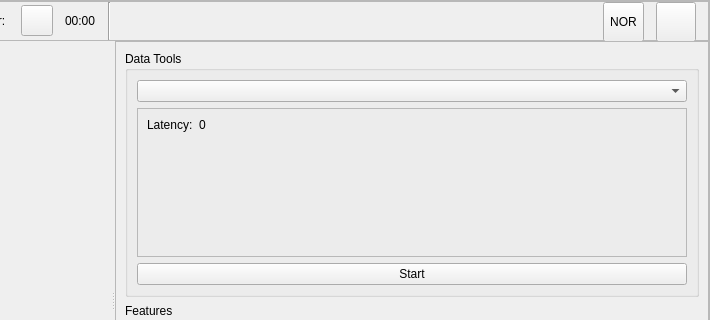
Above: nsys/ui/app.ui from Raghav67816/NID-24 before the change; both pictures show x 90 to 800 and y 0 to 320 of the 800 by 600 pixel window. Below: the same form after it.
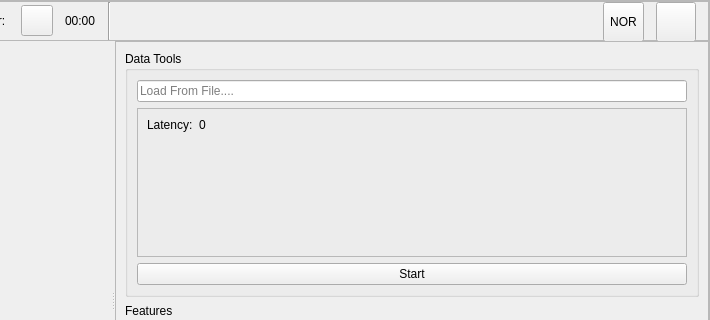
That is the form after the change. Icons and pictures are not drawn.

```diff
--- a/nsys/ui/app.ui
+++ b/nsys/ui/app.ui
@@ -257,9 +257,9 @@
              </property>
              <layout class="QVBoxLayout" name="verticalLayout_3">
               <item>
-               <widget class="QComboBox" name="deviceSelectionBox">
+               <widget class="QLineEdit" name="loadFilePathEdit">
                 <property name="placeholderText">
-                 <string>Select Your Device</string>
+                 <string>Load From File....</string>
                 </property>
                </widget>
               </item>
```
